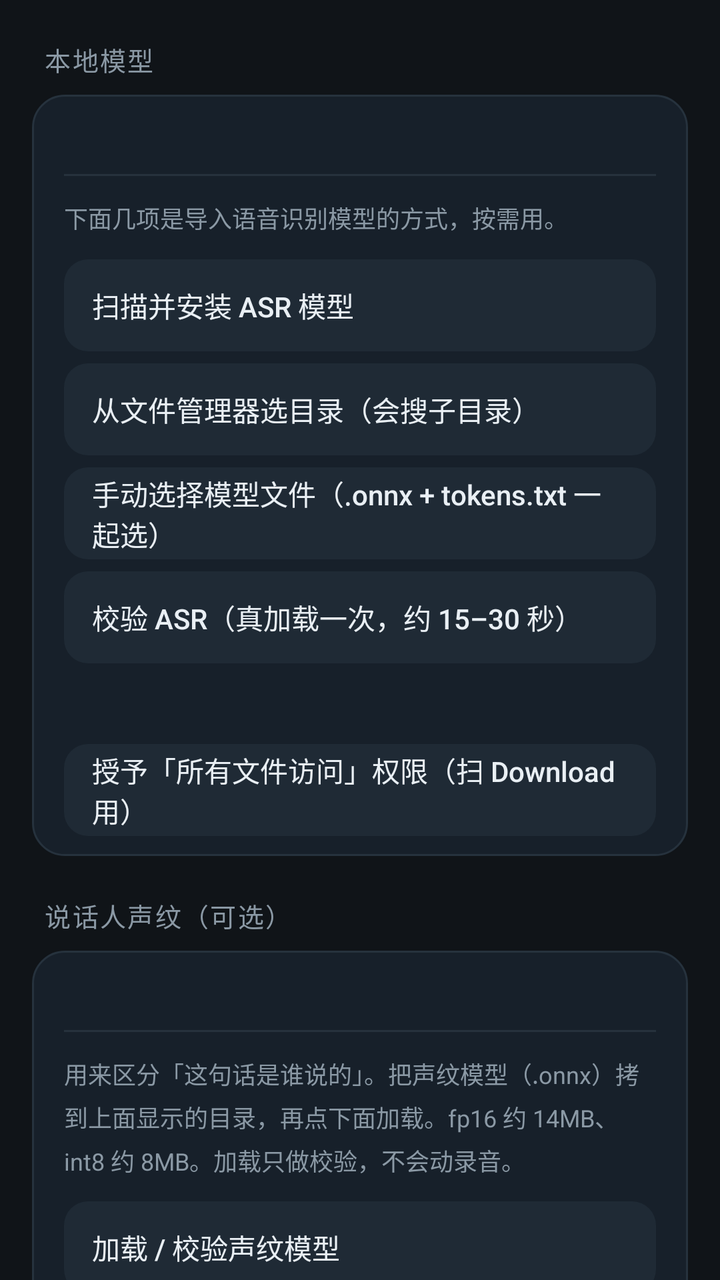
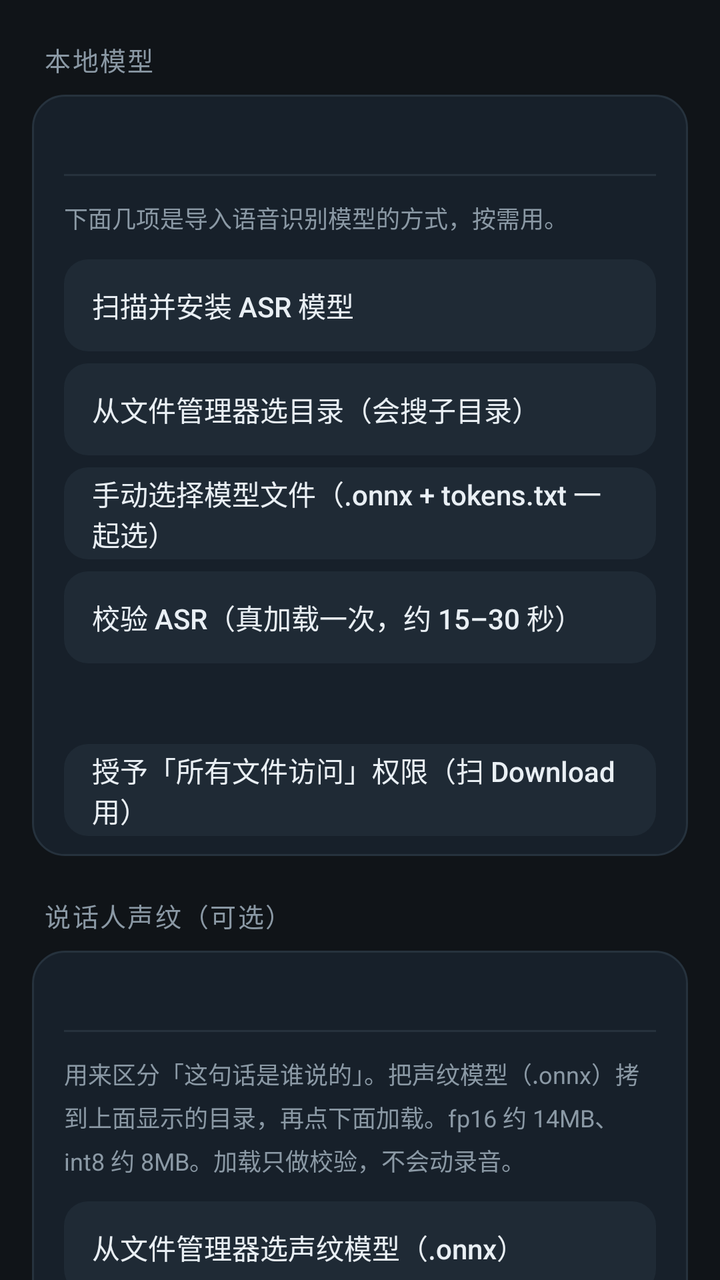

Before-and-after screenshots of an Android layout around one commit, followed by the original layout XML and the change that was made.
<!-- AndroidManifest.xml: application theme Theme.LoudSpeak -->
<!-- res/layout/settings_model.xml -->
<?xml version="1.0" encoding="utf-8"?>
<ScrollView xmlns:android="http://schemas.android.com/apk/res/android"
    android:layout_width="match_parent"
    android:layout_height="match_parent"
    android:fillViewport="true"
    android:scrollbars="none">

    <LinearLayout
        android:layout_width="match_parent"
        android:layout_height="wrap_content"
        android:orientation="vertical"
        android:paddingLeft="16dp"
        android:paddingRight="16dp"
        android:paddingBottom="32dp">

        <TextView style="@style/SetSection" android:text="本地模型" />

        <LinearLayout style="@style/SetCard">

            <TextView
                android:id="@+id/tvModelStatus"
                android:layout_width="match_parent"
                android:layout_height="wrap_content"
                android:lineSpacingMultiplier="1.35"
                android:paddingTop="12dp"
                android:paddingBottom="6dp"
                android:textColor="@color/s_text"
                android:textSize="13sp" />

            <View style="@style/SetDivider" />

            <TextView
                style="@style/SetDesc"
                android:paddingTop="12dp"
                android:paddingBottom="6dp"
                android:text="下面几项是导入语音识别模型的方式，按需用。" />

            <androidx.appcompat.widget.AppCompatButton
                android:id="@+id/btnScan"
                style="@style/SetBtn"
                android:text="扫描并安装 ASR 模型" />

            <androidx.appcompat.widget.AppCompatButton
                android:id="@+id/btnSaf"
                style="@style/SetBtn"
                android:text="从文件管理器选目录（会搜子目录）" />

            <androidx.appcompat.widget.AppCompatButton
                android:id="@+id/btnPick"
                style="@style/SetBtn"
                android:text="手动选择模型文件（.onnx + tokens.txt 一起选）" />

            <androidx.appcompat.widget.AppCompatButton
                android:id="@+id/btnCheck"
                style="@style/SetBtn"
                android:text="校验 ASR（真加载一次，约 15–30 秒）" />

            <TextView
                android:id="@+id/tvPerm"
                style="@style/SetDesc"
                android:paddingTop="10dp" />

            <androidx.appcompat.widget.AppCompatButton
                android:id="@+id/btnPerm"
                style="@style/SetBtn"
                android:text="授予「所有文件访问」权限（扫 Download 用）" />
        </LinearLayout>

        <TextView style="@style/SetSection" android:text="说话人声纹（可选）" />

        <LinearLayout style="@style/SetCard">

            <TextView
                android:id="@+id/tvSpkStatus"
                android:layout_width="match_parent"
                android:layout_height="wrap_content"
                android:lineSpacingMultiplier="1.35"
                android:paddingTop="12dp"
                android:paddingBottom="6dp"
                android:textColor="@color/s_text"
                android:textSize="13sp" />

            <View style="@style/SetDivider" />

            <TextView
                style="@style/SetDesc"
                android:paddingTop="12dp"
                android:paddingBottom="6dp"
                android:text="用来区分「这句话是谁说的」。把声纹模型（.onnx）拷到上面显示的目录，再点下面加载。fp16 约 14MB、int8 约 8MB。加载只做校验，不会动录音。" />

            <androidx.appcompat.widget.AppCompatButton
                android:id="@+id/btnSpkLoad"
                style="@style/SetBtn"
                android:text="加载 / 校验声纹模型" />

            <View style="@style/SetDivider" />

            <TextView
                android:id="@+id/tvSpkList"
                android:layout_width="match_parent"
                android:layout_height="wrap_content"
                android:lineSpacingMultiplier="1.35"
                android:paddingTop="12dp"
                android:paddingBottom="6dp"
                android:textColor="@color/s_text"
                android:textSize="13sp" />

            <androidx.appcompat.widget.AppCompatButton
                android:id="@+id/btnSpkAdd"
                style="@style/SetBtn"
                android:text="＋ 添加声纹（录 6 秒）" />

            <androidx.appcompat.widget.AppCompatButton
                android:id="@+id/btnSpkManage"
                style="@style/SetBtn"
                android:text="管理已登记的声纹（改名 / 删除）" />
        </LinearLayout>

        <TextView style="@style/SetSection" android:text="识别语言" />

        <LinearLayout style="@style/SetCard">
            <TextView
                style="@style/SetDesc"
                android:paddingTop="12dp"
                android:paddingBottom="6dp"
                android:text="「中文」只留中文句，说了英文会整句跳过（不显示乱码）；中英混说选「中英文」；「自动」识别成什么语种就留什么，完全不过滤。" />

            <RadioGroup
                android:id="@+id/rgLang"
                android:layout_width="match_parent"
                android:layout_height="wrap_content"
                android:orientation="vertical">

                <RadioButton
                    android:id="@+id/rbLangZh"
                    style="@style/SetRadio"
                    android:text="中文" />

                <RadioButton
                    android:id="@+id/rbLangEn"
                    style="@style/SetRadio"
                    android:text="英文" />

                <RadioButton
                    android:id="@+id/rbLangAuto"
                    style="@style/SetRadio"
                    android:text="中英文" />

                <RadioButton
                    android:id="@+id/rbLangRaw"
                    style="@style/SetRadio"
                    android:text="自动" />
            </RadioGroup>
        </LinearLayout>

        <TextView style="@style/SetSection" android:text="网络通道" />

        <LinearLayout style="@style/SetCard">

            <TextView
                android:id="@+id/tvNetStatus"
                style="@style/SetDesc"
                android:paddingTop="12dp" />

            <RadioGroup
                android:id="@+id/rgNet"
                android:layout_width="match_parent"
                android:layout_height="wrap_content"
                android:orientation="vertical">

                <RadioButton
                    android:id="@+id/rbNetAuto"
                    style="@style/SetRadio"
                    android:text="自动：PC 通就用 PC，不通就用本地" />

                <RadioButton
                    android:id="@+id/rbNetLocal"
                    style="@style/SetRadio"
                    android:text="只用本地（完全离线）" />

                <RadioButton
                    android:id="@+id/rbNetPc"
                    style="@style/SetRadio"
                    android:text="只用 PC（PC 没开就报错，不偷偷换）" />
            </RadioGroup>

            <View style="@style/SetDivider" />

            <LinearLayout style="@style/SetRow">
                <LinearLayout
                    android:layout_width="0dp"
                    android:layout_height="wrap_content"
                    android:layout_weight="1"
                    android:orientation="vertical">

                    <TextView style="@style/SetTitle" android:text="PC 地址" />
                    <TextView
                        android:id="@+id/tvPcAddr"
                        style="@style/SetDesc" />
                </LinearLayout>

                <androidx.appcompat.widget.AppCompatButton
                    android:id="@+id/btnPcIp"
                    style="@style/SetBtn"
                    android:layout_width="wrap_content"
                    android:layout_marginTop="0dp"
                    android:text="改 IP" />
            </LinearLayout>

            <View style="@style/SetDivider" />

            <LinearLayout style="@style/SetRow">
                <LinearLayout
                    android:layout_width="0dp"
                    android:layout_height="wrap_content"
                    android:layout_weight="1"
                    android:orientation="vertical">

                    <TextView style="@style/SetTitle" android:text="用家里 PC 的大模型判定" />
                    <TextView
                        style="@style/SetDesc"
                        android:text="关着的时候，判定在手机上离线做完，录音和文字都不出手机。&#10;打开后，每次判定会把「这次的句子文字」发给上面的 PC，PC 上的大模型判完回结果；PC 没开、断了、超时，都自动退回手机本地规则，不会卡住也不会报错。" />
                </LinearLayout>

                <Switch
                    android:id="@+id/swPcJudge"
                    style="@style/SetSwitch" />
            </LinearLayout>

            <androidx.appcompat.widget.AppCompatButton
                android:id="@+id/btnPcJudgeTest"
                style="@style/SetBtn"
                android:layout_marginTop="0dp"
                android:text="测试 PC 判定（发两句样例试试）" />

            <TextView
                style="@style/SetDesc"
                android:paddingTop="8dp"
                android:text="⚠ 只有这一项会把数据发到局域网里的 PC（只发本次句子文字，不发录音）。想要「数据绝不出手机」，把开关关掉即可，关掉后 App 一次网络请求都不会发。" />
        </LinearLayout>

        <TextView style="@style/SetSection" android:text="其它" />

        <LinearLayout style="@style/SetCard">
            <androidx.appcompat.widget.AppCompatButton
                android:id="@+id/btnSelf"
                style="@style/SetBtn"
                android:layout_marginTop="12dp"
                android:text="系统自检（内存 / 存储 / 麦克风）" />

            <androidx.appcompat.widget.AppCompatButton
                android:id="@+id/btnCapture"
                style="@style/SetBtn"
                android:text="采集验证（预览 / 录制 / 实测分辨率）" />

            <androidx.appcompat.widget.AppCompatButton
                android:id="@+id/btnErr"
                style="@style/SetBtn"
                android:text="错误报告（调试用）" />
        </LinearLayout>
    </LinearLayout>
</ScrollView>
<!-- resources referenced by this layout -->
<resources>
  <color name="s_text">#FFE9EFF4</color>
  <style name="SetDesc">
          <item name="android:layout_width">match_parent</item>
          <item name="android:layout_height">wrap_content</item>
          <item name="android:textColor">@color/s_text2</item>
          <item name="android:textSize">12sp</item>
          <item name="android:lineSpacingMultiplier">1.25</item>
          <item name="android:paddingTop">3dp</item>
          <item name="android:paddingBottom">8dp</item>
      </style>
  <style name="SetDivider">
          <item name="android:layout_width">match_parent</item>
          <item name="android:layout_height">1dp</item>
          <item name="android:background">@color/s_stroke</item>
      </style>
  <style name="SetRadio">
          <item name="android:layout_width">match_parent</item>
          <item name="android:layout_height">wrap_content</item>
          <item name="android:textColor">@color/s_text</item>
          <item name="android:textSize">14sp</item>
          <item name="android:minHeight">44dp</item>
          <item name="android:buttonTint">@color/s_accent</item>
      </style>
  <style name="SetRow">
          <item name="android:layout_width">match_parent</item>
          <item name="android:layout_height">wrap_content</item>
          <item name="android:orientation">horizontal</item>
          <item name="android:gravity">center_vertical</item>
          <item name="android:minHeight">54dp</item>
          <item name="android:paddingTop">10dp</item>
          <item name="android:paddingBottom">10dp</item>
      </style>
  <style name="SetSwitch">
          <item name="android:layout_width">wrap_content</item>
          <item name="android:layout_height">wrap_content</item>
          <item name="android:layout_marginStart">8dp</item>
          <item name="android:thumbTint">@color/s_accent</item>
      </style>
  <style name="SetTitle">
          <item name="android:layout_width">wrap_content</item>
          <item name="android:layout_height">wrap_content</item>
          <item name="android:textColor">@color/s_text</item>
          <item name="android:textSize">15sp</item>
      </style>
  <style name="Theme.LoudSpeak" parent="Theme.Material3.DayNight.NoActionBar">
          <item name="android:colorBackground">@color/bg</item>
          <item name="colorPrimary">@color/accent</item>
          <item name="colorOnPrimary">@color/black</item>
          
          <item name="android:windowFullscreen">true</item>
          <item name="android:windowLayoutInDisplayCutoutMode">shortEdges</item>
          
          <item name="materialButtonStyle">@style/LSButton</item>
      </style>
  <!-- drawable bg_card (drawable) -->
  <?xml version="1.0" encoding="utf-8"?>
  <shape xmlns:android="http://schemas.android.com/apk/res/android" android:shape="rectangle">
      <solid android:color="@color/s_card" />
      <corners android:radius="16dp" />
      <stroke android:width="1dp" android:color="@color/s_stroke" />
  </shape>
  <color name="s_text2">#FF8B99A5</color>
  <color name="s_stroke">#FF26323D</color>
  <color name="s_accent">#FF4FA3FF</color>
  <color name="bg">#FF101418</color>
  <color name="accent">#FF4CAF50</color>
  <color name="black">#FF000000</color>
  <style name="LSButton" parent="Widget.Material3.Button">
          <item name="backgroundTint">@color/btn_bg</item>
          <item name="android:textColor">@color/btn_text</item>
      </style>
  <color name="s_card_dis">#FF1A2129</color>
  <color name="s_card_press">#FF2C3A48</color>
  <color name="s_card_soft">#FF1F2A35</color>
  <color name="s_card">#FF17202A</color>
  <!-- unchanged entries left out for length: 4 -->
</resources>

<!-- the commit's change to res/layout/settings_model.xml (unified diff, before → after) -->
@@ -89,6 +89,11 @@
                 android:text="用来区分「这句话是谁说的」。把声纹模型（.onnx）拷到上面显示的目录，再点下面加载。fp16 约 14MB、int8 约 8MB。加载只做校验，不会动录音。" />
 
             <androidx.appcompat.widget.AppCompatButton
+                android:id="@+id/btnSpkPickFile"
+                style="@style/SetBtn"
+                android:text="从文件管理器选声纹模型（.onnx）" />
+
+            <androidx.appcompat.widget.AppCompatButton
                 android:id="@+id/btnSpkLoad"
                 style="@style/SetBtn"
                 android:text="加载 / 校验声纹模型" />
@@ -113,7 +118,25 @@
             <androidx.appcompat.widget.AppCompatButton
                 android:id="@+id/btnSpkManage"
                 style="@style/SetBtn"
-                android:text="管理已登记的声纹（改名 / 删除）" />
+                android:text="管理已登记的声纹（改名 / 删除 / 标注开关）" />
+
+            <View style="@style/SetDivider" />
+
+            <LinearLayout style="@style/SetRow">
+                <LinearLayout
+                    android:layout_width="0dp"
+                    android:layout_height="wrap_content"
+                    android:layout_weight="1"
+                    android:orientation="vertical">
+                    <TextView style="@style/SetTitle" android:text="音量不达标标注" />
+                    <TextView
+                        style="@style/SetDesc"
+                        android:text="某句话说话声音太小（低于阈值）时，在那几个字下方画蓝色下划线提醒。可单独关。" />
+                </LinearLayout>
+                <Switch
+                    android:id="@+id/swLowVol"
+                    style="@style/SetSwitch" />
+            </LinearLayout>
         </LinearLayout>
 
         <TextView style="@style/SetSection" android:text="识别语言" />
